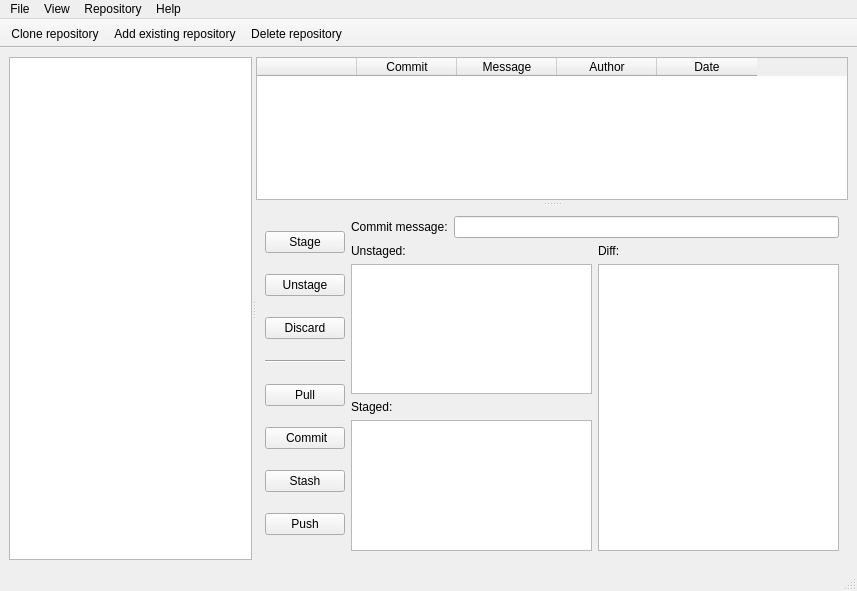
Old version of the form gitraffe/layouts/main_window.ui in the repository pycircle/gitraffe.
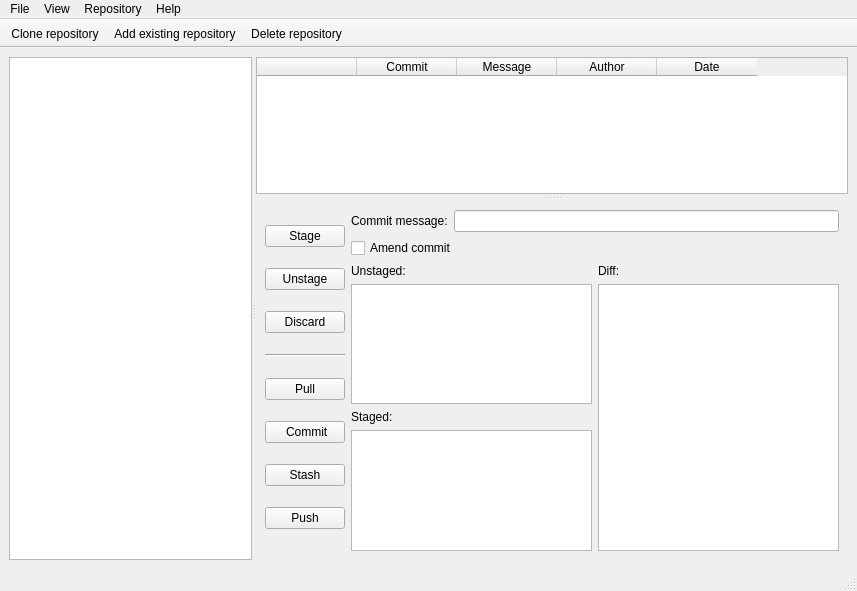
New version of the form. The open tabs and pages were chosen to show the change. Icons and pictures are not drawn.

The edit to the form file:
```diff
--- a/gitraffe/layouts/main_window.ui
+++ b/gitraffe/layouts/main_window.ui
@@ -337,6 +337,13 @@
                 </item>
                </layout>
               </item>
+              <item>
+               <widget class="QCheckBox" name="amendCheckBox">
+                <property name="text">
+                 <string>Amend commit</string>
+                </property>
+               </widget>
+              </item>
               <item>
                <layout class="QHBoxLayout" name="horizontalLayout_10">
                 <item>
```
